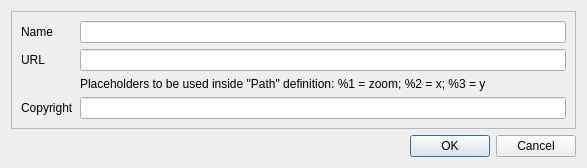
Old version of the form src/IDlgMapTmsConfig.ui in the repository ntruchsess/QLandkarteGT.
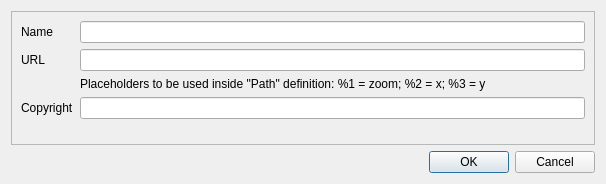
New version of the form.

Commit message: add config dialog for wms maps

```diff
--- a/src/IDlgMapTmsConfig.ui
+++ b/src/IDlgMapTmsConfig.ui
@@ -6,8 +6,8 @@
    <rect>
     <x>0</x>
     <y>0</y>
-    <width>587</width>
-    <height>149</height>
+    <width>606</width>
+    <height>184</height>
    </rect>
   </property>
   <property name="windowTitle">
@@ -67,6 +67,19 @@
         </item>
        </layout>
       </item>
+      <item>
+       <spacer name="verticalSpacer">
+        <property name="orientation">
+         <enum>Qt::Vertical</enum>
+        </property>
+        <property name="sizeHint" stdset="0">
+         <size>
+          <width>20</width>
+          <height>40</height>
+         </size>
+        </property>
+       </spacer>
+      </item>
      </layout>
     </widget>
    </item>
```
Left out of the diff: 2 changed lines with no effect on the pictures. The commit also changes 8 other files.
